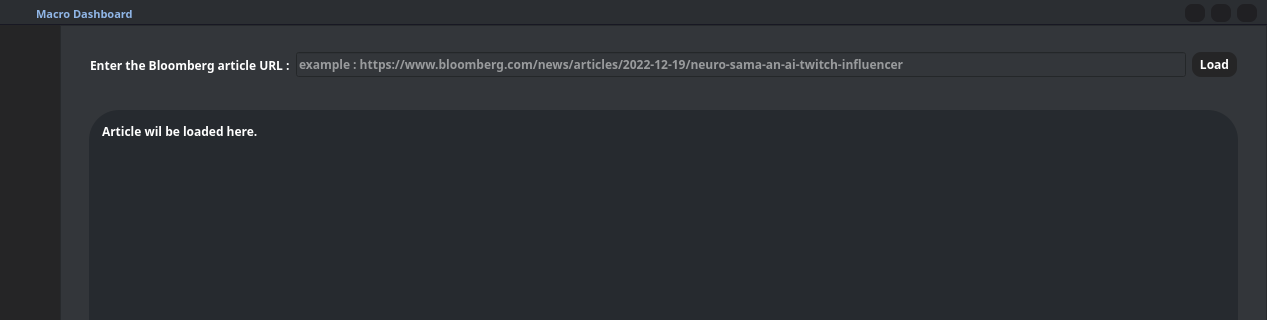
First picture: the form in gui/ui_main.ui, repository Kitazaki-Hinata/Macro_Dashboard, before the edit; both pictures show x 0 to 1267 and y 0 to 320 of the 1267 by 792 pixel window.
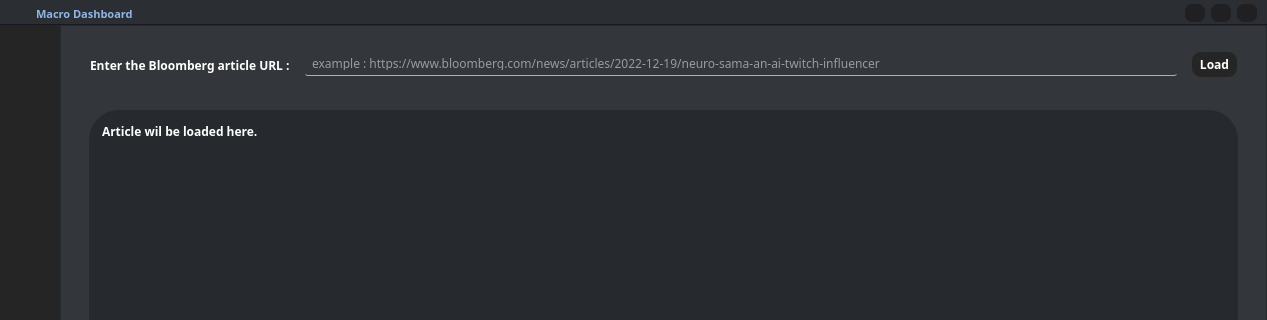
Second picture: the form after the edit. The open tabs and pages were chosen to show the change. Icons and pictures are not drawn.

The edit to the form file:
```diff
--- a/gui/ui_main.ui
+++ b/gui/ui_main.ui
@@ -1197,7 +1197,17 @@
                  </size>
                 </property>
                 <property name="styleSheet">
-                 <string notr="true"/>
+                 <string notr="true">QLineEdit {
+        background-color: #33363a;
+        border-radius : 2px;
+	    max-height : 9px;
+        border-bottom: 1px solid #90b6e7;
+        padding: 5px;
+    }
+QLineEdit:focus {
+		background-color: #454555;
+        border-bottom: 1px solid #ffffff;
+    }</string>
                 </property>
                 <layout class="QHBoxLayout" name="horizontalLayout_3">
                  <property name="leftMargin">
@@ -1206,6 +1216,9 @@
                  <property name="rightMargin">
                   <number>20</number>
                  </property>
+                 <property name="bottomMargin">
+                  <number>9</number>
+                 </property>
                  <item>
                   <widget class="QLabel" name="enter_bbg_pre_label">
                    <property name="font">
@@ -1224,6 +1237,15 @@
                   </widget>
                  </item>
                  <item>
+                  <widget class="QWidget" name="url_entry_widget" native="true">
+                   <layout class="QHBoxLayout" name="horizontalLayout_23">
+                    <property name="topMargin">
+                     <number>1</number>
+                    </property>
+                    <property name="bottomMargin">
+                     <number>9</number>
+                    </property>
+                    <item>
                   <widget class="QLineEdit" name="url_entry">
                    <property name="minimumSize">
                     <size>
@@ -1234,7 +1256,6 @@
                    <property name="font">
                     <font>
                      <family>Comfortaa</family>
-                     <bold>true</bold>
                     </font>
                    </property>
                    <property name="styleSheet">
@@ -1245,6 +1266,9 @@
                    </property>
                   </widget>
                  </item>
+                   </layout>
+                  </widget>
+                 </item>
                  <item>
                   <widget class="QWidget" name="btn_bbg_confirm_widget" native="true">
                    <property name="minimumSize">
```
Left out of the diff: 4 changed lines with no effect on the pictures. Lines whose indentation alone changed are shown as unchanged.
